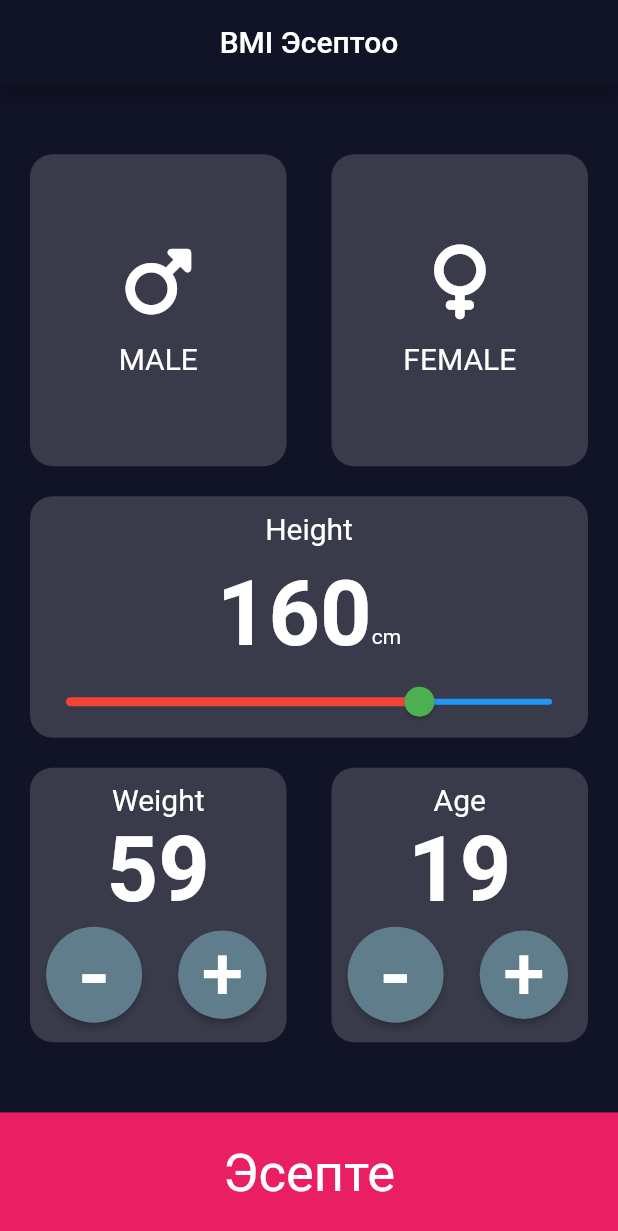
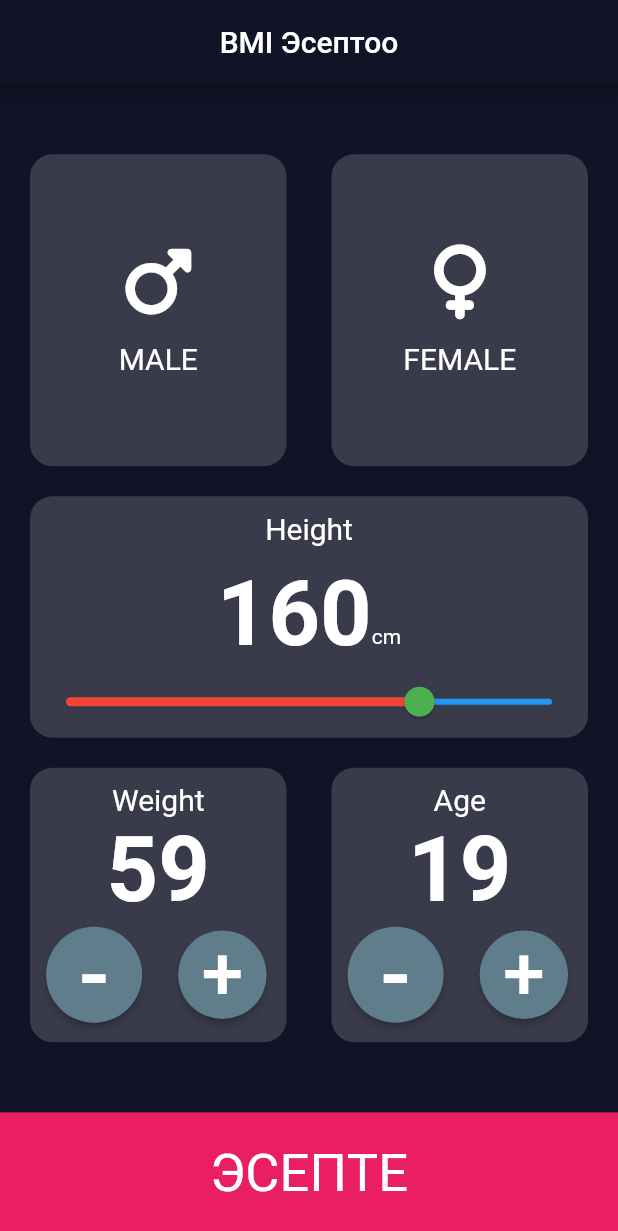
Before and after one commit to JanibekJali/Kurs-7---BMI, a Flutter app: the screen it shows after launch, after a tap on an icon or button, on a phone screen of 412 x 824 dp. Shown: the top 1231 px of the screen. Run offline on Flutter 3.47's test engine with Material 2 defaults, Android fonts, the phone set to English and light mode, and no system bars; our stand-ins replace font_awesome_flutter.

Commit message:
Bmi is finished

```diff
--- a/lib/main.dart
+++ b/lib/main.dart
@@ -1,7 +1,10 @@
+import 'package:bmi_calculator/bmi_brain.dart';
+import 'package:bmi_calculator/second_screen.dart';
 import 'package:bmi_calculator/widgets/gender_widget.dart';
 import 'package:bmi_calculator/widgets/weight_age_widget.dart';
 import 'package:flutter/material.dart';
 import 'package:font_awesome_flutter/font_awesome_flutter.dart';
+import 'widgets/calcualtion_widget.dart';
 import 'widgets/custom_widget.dart';
 
 enum Gender {
@@ -10,12 +13,7 @@ enum Gender {
   NONE,
 }
 
-enum Toyota {
-  Camry,
-  RAV4,
-  HIGHLANDER,
-  None
-}
+enum Toyota { Camry, RAV4, HIGHLANDER, None }
 
 Toyota mashina = Toyota.RAV4;
 
@@ -49,7 +47,7 @@ class MyHomePage extends StatefulWidget {
 
 class _MyHomePageState extends State<MyHomePage> {
   double heightValue = 160;
-  int weight = 60;
+  int _weight = 60;
   Color selectedColor = const Color(0xff103B4B);
   Color unselectedColor = const Color(0xff393B4B);
   int age = 19;
@@ -168,15 +166,15 @@ class _MyHomePageState extends State<MyHomePage> {
                       padding: const EdgeInsets.symmetric(vertical: 10),
                       child: WeightAgeWidget(
                         text: 'Weight',
-                        numberText: weight.toString(),
+                        numberText: _weight.toString(),
                         onpressedMinus: () {
                           setState(() {
-                            weight--;
+                            _weight--;
                           });
                         },
                         onpressedPlus: () {
                           setState(() {
-                            weight++;
+                            _weight++;
                           });
                         },
                       ),
@@ -210,19 +208,24 @@ class _MyHomePageState extends State<MyHomePage> {
           ),
         ),
       ),
-      bottomNavigationBar: Container(
-        child: Text(
-          'Эсепте',
-          style: TextStyle(fontSize: 35.0),
-        ),
-        color: Colors.pink,
-        height: MediaQuery.of(context).size.height * 0.1,
-        width: double.infinity,
-        alignment: Alignment.center,
+      bottomNavigationBar: CalculationWidget(
+        text: 'эсепте',
+        onTap: () {
+          Navigator.push(
+              context,
+              MaterialPageRoute(
+                  builder: (context) => SecondScreen(
+                        bmiResultat: BmiBrain.calculateBmi(
+                          weight: _weight,
+                          height: heightValue.toInt(),
+                        ),
+                      )));
+        },
       ),
     );
   }
 }
+
 //Turnary operator =>
 //  maleColor ? selectedColor : unselectedColor,
 // kadimki shart
--- /dev/null
+++ b/lib/widgets/calcualtion_widget.dart
@@ -0,0 +1,28 @@
+import 'package:flutter/material.dart';
+
+class CalculationWidget extends StatelessWidget {
+  final VoidCallback onTap;
+  final String text;
+  const CalculationWidget({
+    Key key,
+    this.onTap,
+    this.text,
+  }) : super(key: key);
+
+  @override
+  Widget build(BuildContext context) {
+    return GestureDetector(
+      onTap: onTap,
+      child: Container(
+        child: Text(
+          text.toUpperCase(),
+          style: TextStyle(fontSize: 35.0),
+        ),
+        color: Colors.pink,
+        height: MediaQuery.of(context).size.height * 0.1,
+        width: double.infinity,
+        alignment: Alignment.center,
+      ),
+    );
+  }
+}
--- a/lib/widgets/custom_widget.dart
+++ b/lib/widgets/custom_widget.dart
@@ -12,7 +12,7 @@ class CustomWidget extends StatelessWidget {
         decoration: BoxDecoration(
             color: color ?? const Color(0xff393B4B),
             borderRadius: const BorderRadius.all(Radius.circular(15))),
-        child: widgetChild,
+        child: widgetChild ?? Text('Empty'),
       ),
     );
   }
```
Also changed, not shown: lib/bmi_brain.dart (added, +31 -0 lines), lib/second_screen.dart (added, +74 -0 lines), lib/senond_screen.dart (deleted, +0 -20 lines).
